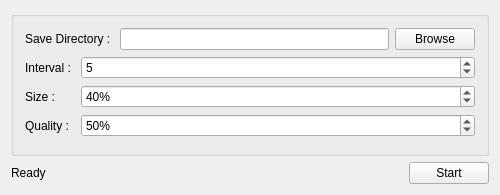
Before: the Qt Designer form mainwindow.ui in fffaraz/QtScreenCapture, drawn with Qt 5.
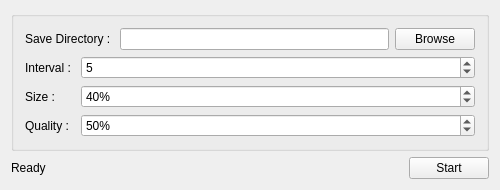
After: the same form once the commit is applied.

What changed in the file:
```diff
--- a/mainwindow.ui
+++ b/mainwindow.ui
@@ -7,13 +7,13 @@
     <x>0</x>
     <y>0</y>
     <width>500</width>
-    <height>195</height>
+    <height>174</height>
    </rect>
   </property>
   <property name="maximumSize">
    <size>
     <width>16777215</width>
-    <height>195</height>
+    <height>174</height>
    </size>
   </property>
   <property name="windowTitle">
```
Left out of the diff: 10 changed lines with no effect on the pictures.
